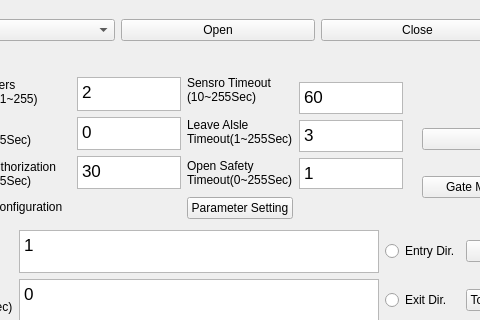
Qt form view/ElisMainWidget.ui (chiplua/Rs128WinTest) before a commit; both pictures show x 88 to 568 and y 0 to 320 of the 1031 by 647 pixel window.
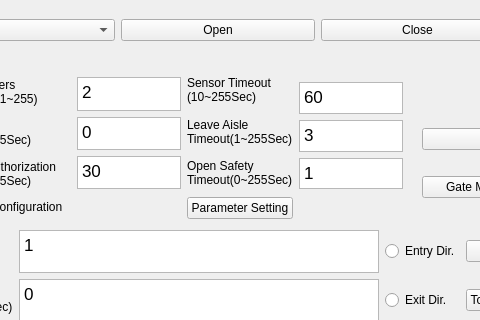
The same form after that commit.

Commit message: [UI-Framework-TextEditor]:Change text editor names

What changed in the file:
```diff
--- a/view/ElisMainWidget.ui
+++ b/view/ElisMainWidget.ui
@@ -173,7 +173,7 @@
       <item>
        <widget class="QLabel" name="label_4">
         <property name="text">
-         <string>Sensro Timeout
+         <string>Sensor Timeout
 (10~255Sec)</string>
         </property>
        </widget>
@@ -181,7 +181,7 @@
       <item>
        <widget class="QLabel" name="label_5">
         <property name="text">
-         <string>Leave Alsle
+         <string>Leave Aisle
 Timeout(1~255Sec)</string>
         </property>
        </widget>
```
Left out of the diff: 24 changed lines with no effect on the pictures.
